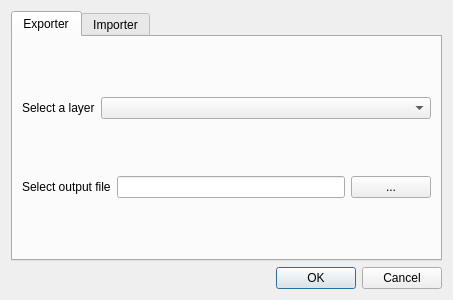
Above: export_to_gpkg_dialog_base.ui from DodoIta/beedip before the change. Below: the same form after it.
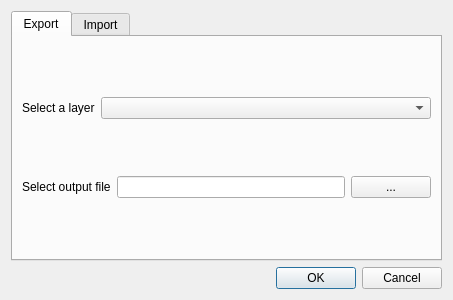
That is the form after the change. The open tabs and pages were chosen to show the change.

Commit message: changed tabs' labels

```diff
--- a/export_to_gpkg_dialog_base.ui
+++ b/export_to_gpkg_dialog_base.ui
@@ -21,7 +21,7 @@
      </property>
      <widget class="QWidget" name="exporter">
       <attribute name="title">
-       <string>Exporter</string>
+       <string>Export</string>
       </attribute>
       <layout class="QVBoxLayout" name="verticalLayout_2">
        <item>
@@ -70,7 +70,7 @@
      </widget>
      <widget class="QWidget" name="tab_4">
       <attribute name="title">
-       <string>Importer</string>
+       <string>Import</string>
       </attribute>
       <layout class="QVBoxLayout" name="verticalLayout_3">
        <item>
```
Left out of the diff: 6 changed lines with no effect on the pictures.
